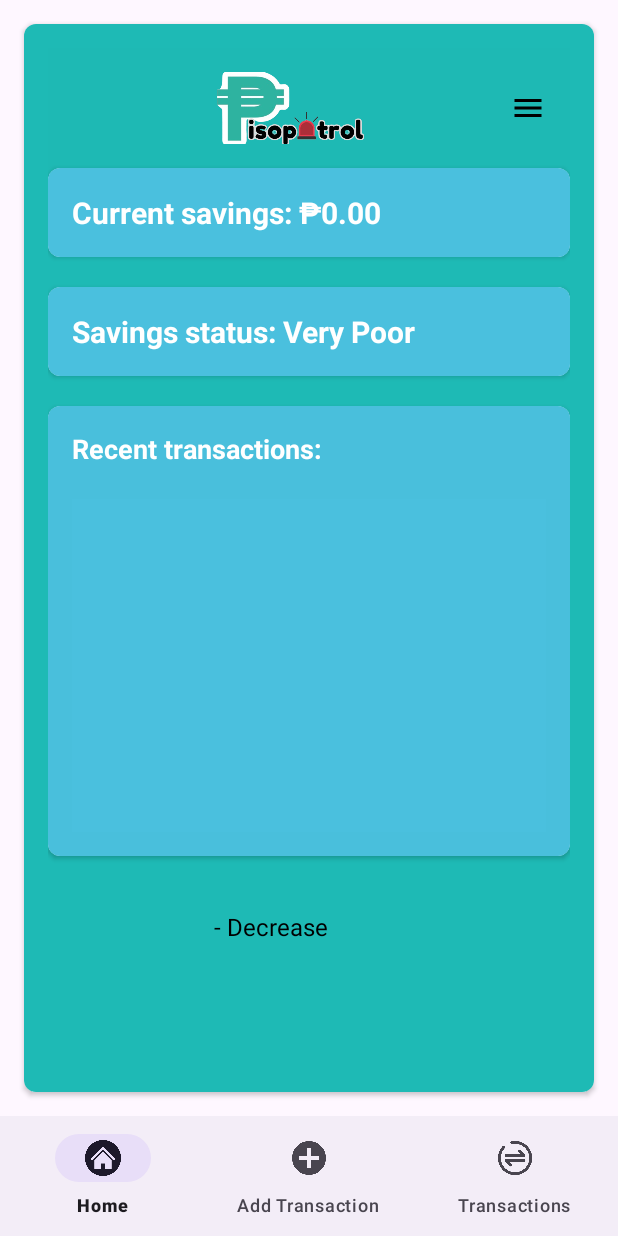
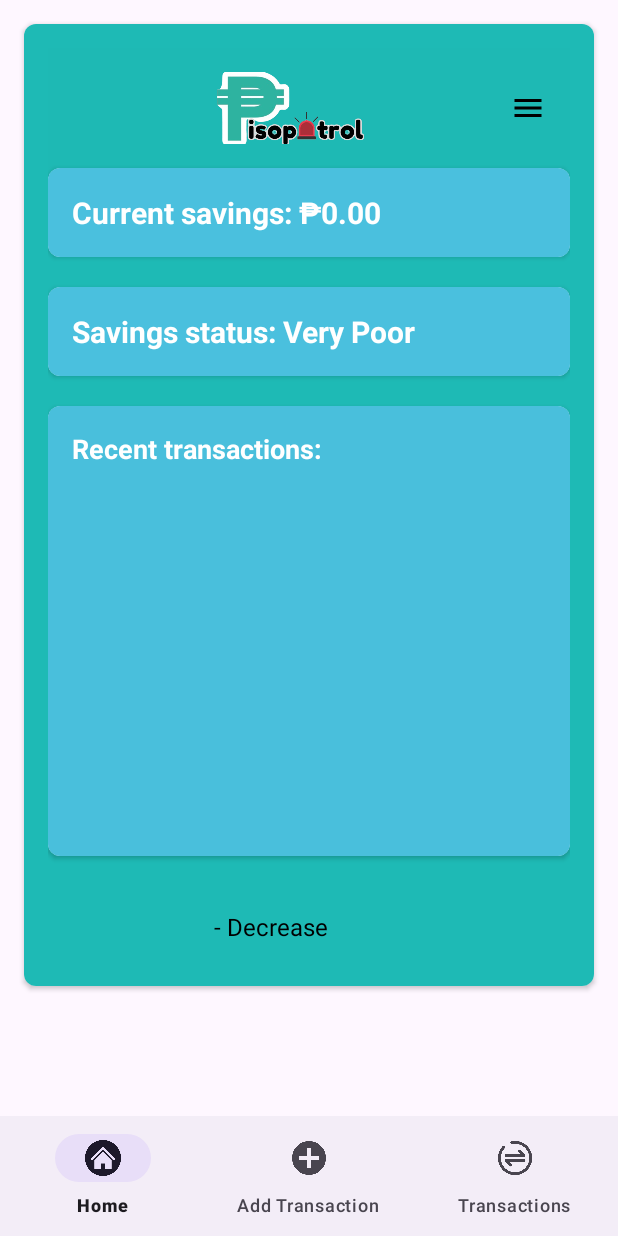
Before and after one commit to Devchili/pisopatrol, an Android app: the screen it shows after launch (MainActivity), on a phone screen of 412 x 824 dp. Run offline under Robolectric (Android 15) with nearby library versions, the phone set to English and light mode, and no system bars.

```diff
--- a/app/src/main/res/layout/fragment_home.xml
+++ b/app/src/main/res/layout/fragment_home.xml
@@ -13,7 +13,7 @@
 
     <RelativeLayout
         android:layout_width="match_parent"
-        android:layout_height="848dp"
+        android:layout_height="match_parent"
         android:background="#1EBAB5"
         android:padding="16dp"
         tools:context=".HomeFragment">
@@ -124,26 +124,34 @@
                         android:textSize="18sp"
                         android:textStyle="bold" />
 
+                    <androidx.core.widget.NestedScrollView
+                        android:layout_width="match_parent"
+                        android:layout_height="wrap_content">
+
+                        <LinearLayout
+                            android:layout_width="match_parent"
+                            android:layout_height="wrap_content"
+                            android:orientation="vertical">
+
                             <TextView
                                 android:id="@+id/text_view_recent_transactions"
                                 android:layout_width="wrap_content"
                                 android:layout_height="wrap_content"
                                 android:textSize="15sp"
+                                android:paddingTop="16sp"
                                 android:textStyle="bold" />
-
-                    <androidx.core.widget.NestedScrollView
-                        android:layout_width="match_parent"
-                        android:layout_height="match_parent"
-                        android:minHeight="200dp"
-                        android:background="#4AC0DE">
 
                             <!-- RecyclerView for recent transactions -->
                             <androidx.recyclerview.widget.RecyclerView
                                 android:id="@+id/recycler_view_transactions"
                                 android:layout_width="match_parent"
-                        android:layout_height="match_parent" />
+                                android:layout_height="wrap_content" />
+                        </LinearLayout>
 
                     </androidx.core.widget.NestedScrollView>
+
+
+
 
                 </LinearLayout>
 
```
Also changed, not shown: app/src/main/res/layout/transaction_item.xml (+15 -1 lines). Lines whose indentation alone changed are shown as unchanged.
